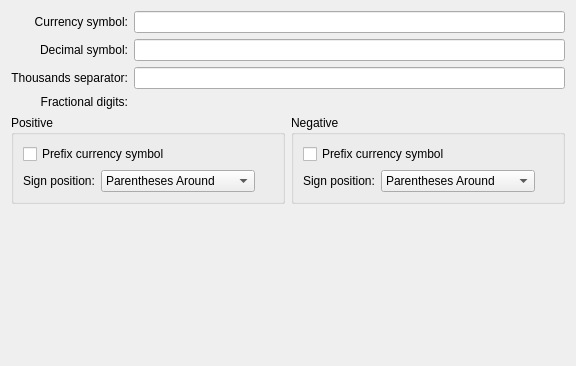
Old version of the form kcontrol/locale/localemon.ui in the repository KDE/kde-runtime.
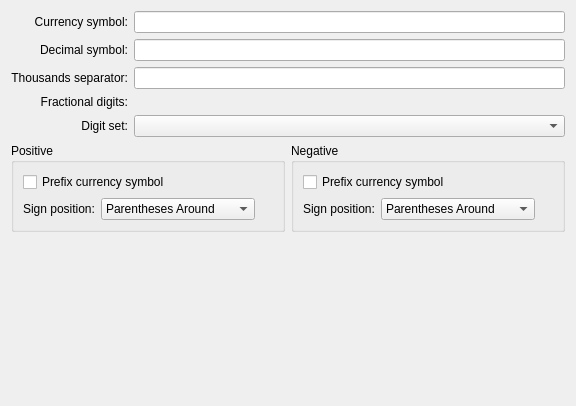
New version of the form. Custom widgets are drawn as their Qt base class.

Commit message: Support for choosing digit set for numbers.

```diff
--- a/kcontrol/locale/localemon.ui
+++ b/kcontrol/locale/localemon.ui
@@ -6,7 +6,7 @@
     <x>0</x>
     <y>0</y>
     <width>576</width>
-    <height>366</height>
+    <height>406</height>
    </rect>
   </property>
   <layout class="QVBoxLayout" >
@@ -64,6 +64,20 @@
      <item row="3" column="1" >
       <widget class="KIntNumInput" name="m_inMonFraDig" />
      </item>
+     <item row="4" column="0" >
+      <widget class="QLabel" name="m_labMonDigSet" >
+       <property name="text" >
+        <string>Digit set:</string>
+       </property>
+       <property name="alignment" >
+        <set>Qt::AlignRight|Qt::AlignTrailing|Qt::AlignVCenter</set>
+       </property>
+      </widget>
+     </item>
+     <item row="4" column="1" >
+      <widget class="QComboBox" name="m_cmbMonDigSet" >
+      </widget>
+     </item>
     </layout>
    </item>
    <item>
```
The commit also changes 4 other files.
